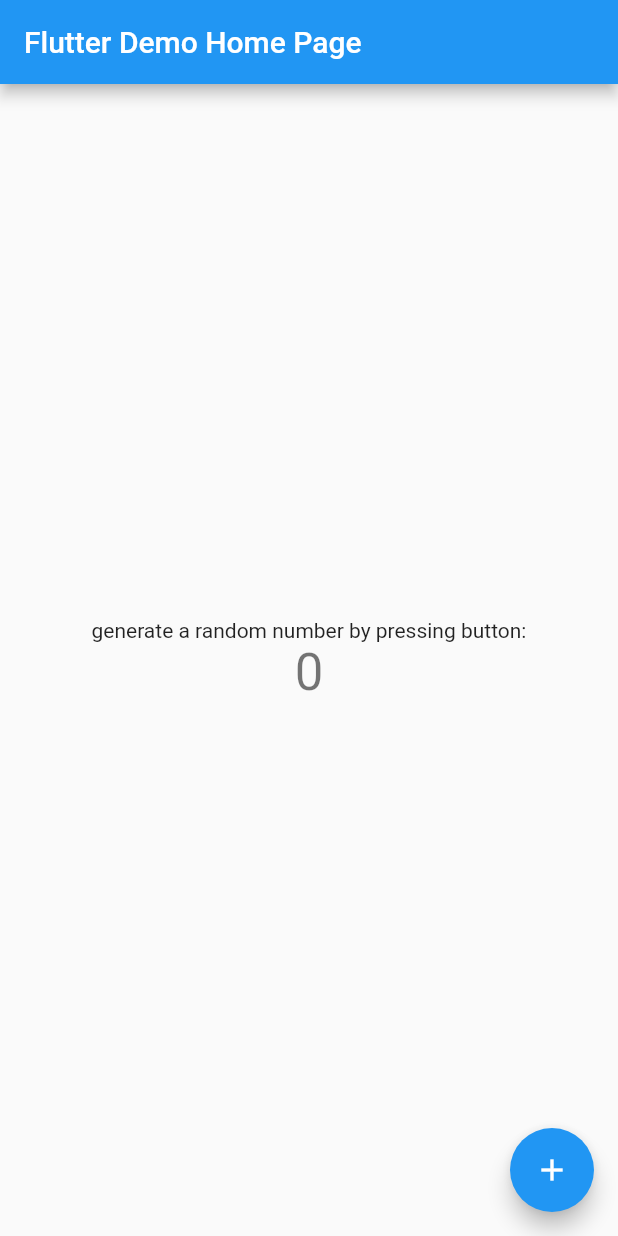
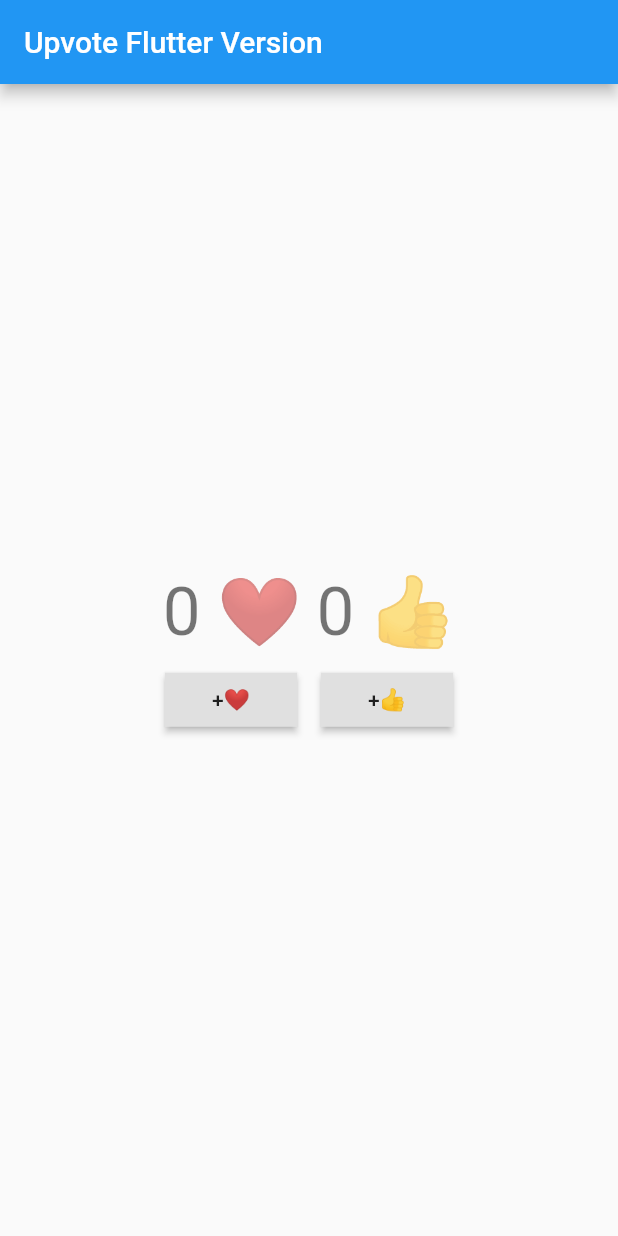
Before and after one commit to blackBoyCode/simple-mvi-provider, a Flutter app: the screen it shows after launch, on a phone screen of 412 x 824 dp. Run offline on Flutter 3.47's test engine with Material 2 defaults, Android fonts, the phone set to English and light mode, and no system bars.

Commit message:
restructured app

```diff
--- a/lib/ChangeNumber.dart
+++ /dev/null
@@ -1,15 +0,0 @@
-import 'dart:math';
-
-import 'package:flutter/foundation.dart';
-
-//in order to use the Provider
-//I need a class with methods that I would want to invoke
-//when calling
-class ChangeNumber with ChangeNotifier {
-  int a = 0; //the variable that need to update along with text widget
-
-  setRandomNumber() {
-    a = Random().nextInt(5); //set the variable to something
-    notifyListeners(); //call this method to update widgets from Consumer<ChangeNumber>
-  }
-}
--- /dev/null
+++ b/lib/Intent/upvote_intent.dart
@@ -0,0 +1,19 @@
+import 'package:flutter/foundation.dart';
+import 'package:simplemviprovider/Model/upvote_model.dart';
+
+//in order to use the Provider
+//I need a class with methods that I would want to invoke
+//when calling
+class IntentFactory with ChangeNotifier {
+  UpvoteModel upvoteModel = UpvoteModel(hearts: 0, thumbsUp: 0);
+
+  addHeart() {
+    upvoteModel.hearts++;
+    notifyListeners();
+  }
+
+  addThumbsUp() {
+    upvoteModel.thumbsUp++;
+    notifyListeners();
+  }
+}
--- /dev/null
+++ b/lib/Model/upvote_model.dart
@@ -0,0 +1,6 @@
+class UpvoteModel {
+  int hearts;
+  int thumbsUp;
+
+  UpvoteModel({this.hearts, this.thumbsUp});
+}
--- /dev/null
+++ b/lib/View/upvote.dart
@@ -0,0 +1,97 @@
+import 'package:flutter/cupertino.dart';
+import 'package:flutter/material.dart';
+import 'package:provider/provider.dart';
+import 'package:simplemviprovider/Intent/upvote_intent.dart';
+
+class UpVote extends StatelessWidget {
+  // This widget is the root of your application.
+  @override
+  Widget build(BuildContext context) {
+    return MaterialApp(
+      title: 'Flutter Demo',
+      theme: ThemeData(
+        primarySwatch: Colors.blue,
+      ),
+      home: _MyHomePageState(),
+    );
+  }
+}
+
+//change this to Stateless
+class _MyHomePageState extends StatelessWidget {
+  @override
+  Widget build(BuildContext context) {
+    return Scaffold(
+        appBar: AppBar(
+          title: Text('Upvote Flutter Version'),
+        ),
+        body: Consumer<IntentFactory>(
+          // share the provider variable to it children widget
+          builder: (_, intentFactory, __) => Column(
+            mainAxisAlignment: MainAxisAlignment.center,
+            children: <Widget>[
+              Row(
+                mainAxisAlignment: MainAxisAlignment.center,
+                children: <Widget>[
+                  Text(
+                    '${intentFactory.upvoteModel.hearts} ❤',
+                    style: Theme.of(context).textTheme.display2,
+                  ),
+                  SizedBox(
+                    width: 10,
+                  ),
+                  Text(
+                    '${intentFactory.upvoteModel.thumbsUp} 👍',
+                    style: Theme.of(context).textTheme.display2,
+                  ),
+                ],
+              ),
+              Row(
+                mainAxisAlignment: MainAxisAlignment.center,
+                children: <Widget>[
+                  Padding(
+                    padding: const EdgeInsets.all(8.0),
+                    child: RaisedButton(
+                      child: Text('+❤'),
+                      shape: RoundedRectangleBorder(
+                        borderRadius: BorderRadius.circular(0),
+                      ),
+                      onPressed: () {
+                        print('heart');
+                        intentFactory.addHeart();
+                      },
+                    ),
+                  ),
+                  Padding(
+                    padding: const EdgeInsets.all(8.0),
+                    child: RaisedButton(
+                      child: Text('+👍'),
+                      shape: RoundedRectangleBorder(
+                        borderRadius: BorderRadius.circular(0),
+                      ),
+                      onPressed: () {
+                        print('thumb');
+                        intentFactory.addThumbsUp();
+                      },
+                    ),
+                  ),
+                ],
+              ),
+            ],
+          ),
+        ));
+  }
+}
+
+//Consumer<ChangeNumber>(
+/////wrap our text widgets with a consumer of type changeNumber
+//builder: (_, changeVariable, __) => Text(
+////'$_counter',
+//'${changeVariable.a}',
+//
+///// get our value from ChangeValue variable
+//style: Theme.of(context).textTheme.display1,
+//),
+//),
+
+//%d ❤️️ %d 👍
--- a/lib/main.dart
+++ b/lib/main.dart
@@ -1,85 +1,13 @@
 import 'package:flutter/material.dart';
 import 'package:provider/provider.dart';
-import 'package:simplemviprovider/ChangeNumber.dart';
+import 'package:simplemviprovider/Intent/upvote_intent.dart';
+import 'View/upvote.dart';
 
 ///provider need a create
 void main() => runApp(
       //add the provider type
       ChangeNotifierProvider(
-        create: (_) => ChangeNumber(), // define the class
-        child: MyApp(), //the child as the app
+        create: (_) => IntentFactory(), // define the class
+        child: UpVote(), //the child as the app
       ),
     );
-
-class MyApp extends StatelessWidget {
-  // This widget is the root of your application.
-  @override
-  Widget build(BuildContext context) {
-    return MaterialApp(
-      title: 'Flutter Demo',
-      theme: ThemeData(
-        primarySwatch: Colors.blue,
-      ),
-      home: _MyHomePageState(),
-    );
-  }
-}
-
-//class MyHomePage extends StatelessWidget {
-//  MyHomePage({Key key, this.title}) : super(key: key);
-//
-//
-//
-//  final String title;
-//
-////  @override
-////  _MyHomePageState createState() => _MyHomePageState();
-//
-//}
-
-//change this to Stateless
-class _MyHomePageState extends StatelessWidget {
-//  int _counter = 0;
-//
-//  void _incrementCounter() {
-//      _counter++;
-//    });
-//  }
-
-  @override
-  Widget build(BuildContext context) {
-    return Scaffold(
-      appBar: AppBar(
-        title: Text('Flutter Demo Home Page'),
-      ),
-      body: Center(
-        child: Column(
-          mainAxisAlignment: MainAxisAlignment.center,
-          children: <Widget>[
-            Text(
-              'generate a random number by pressing button:',
-            ),
-            Consumer<ChangeNumber>(
-              ///wrap our text widgets with a consumer of type changeNumber
-              builder: (_, changeVariable, __) => Text(
-                //'$_counter',
-                '${changeVariable.a}',
-
-                /// get our value from ChangeValue variable
-                style: Theme.of(context).textTheme.display1,
-              ),
-            ),
-          ],
-        ),
-      ),
-      floatingActionButton: FloatingActionButton(
-        onPressed: () =>
-
-            ///call our method from our class here,
-            Provider.of<ChangeNumber>(context, listen: false).setRandomNumber(),
-        tooltip: 'Increment',
-        child: Icon(Icons.add),
-      ), // This trailing comma makes auto-formatting nicer for build methods.
-    );
-  }
-}
```
